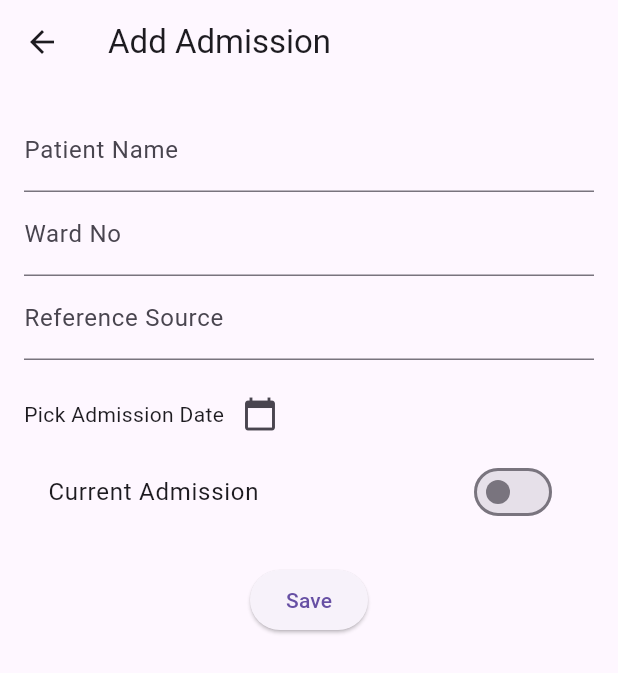
After one commit to roshaankhan10/Naya-Zehan---Patient-Database-Application, a Flutter app: the AdmissionsListScreen screen opened by its route, after a tap on the "add" icon, on a phone screen of 412 x 824 dp. The commit adds this screen. Shown: the top 673 px of the screen. Run offline on Flutter 3.47's test engine with Material 3 defaults, Android fonts, the phone set to English and light mode, and no system bars; our stand-ins replace shared_preferences; accounts and stored records are empty; network calls fail.

Commit message:
add admissions , current dmission working, next have to implement search functionality in admission through id. fifth push

```diff
--- /dev/null
+++ b/khidmat_mobile/lib/screens/add_admission_screen.dart
@@ -0,0 +1,111 @@
+import 'package:flutter/material.dart';
+import 'package:shared_preferences/shared_preferences.dart';
+import 'dart:convert';
+import 'package:http/http.dart' as http;
+
+class AddAdmissionScreen extends StatefulWidget {
+  final String hospitalId;
+
+  const AddAdmissionScreen({super.key, required this.hospitalId});
+
+  @override
+  State<AddAdmissionScreen> createState() => _AddAdmissionScreenState();
+}
+
+class _AddAdmissionScreenState extends State<AddAdmissionScreen> {
+  final _formKey = GlobalKey<FormState>();
+  final _wardController = TextEditingController();
+  final _refController = TextEditingController();
+  DateTime? _date;
+  bool _isCurrent = false;
+
+  Future<void> _submit() async {
+    if (!_formKey.currentState!.validate() || _date == null) return;
+
+    final prefs = await SharedPreferences.getInstance();
+    final token = prefs.getString('access_token');
+
+    final response = await http.post(
+      Uri.parse("http://127.0.0.1:8000/api/admissions/"),
+      headers: {
+        "Content-Type": "application/json",
+        "Authorization": "Bearer $token",
+      },
+      body: jsonEncode({
+        "patient": widget.hospitalId,
+        "date_of_admission": _date!.toIso8601String().split("T")[0],
+        "ward_no": _wardController.text,
+        "ref_source": _refController.text,
+        "is_current": _isCurrent,
+      }),
+    );
+
+    if (response.statusCode == 201) {
+      Navigator.pop(context, true);
+    } else {
+      ScaffoldMessenger.of(context).showSnackBar(
+        SnackBar(content: Text("Failed: ${response.body}")),
+      );
+    }
+  }
+
+  @override
+  Widget build(BuildContext context) {
+    return Scaffold(
+      appBar: AppBar(title: const Text("Add Admission")),
+      body: Padding(
+        padding: const EdgeInsets.all(16),
+        child: Form(
+          key: _formKey,
+          child: Column(
+            children: [
+              TextFormField(
+                controller: _refController,
+                decoration: const InputDecoration(labelText: "Patient Name"),
+              ),
+              TextFormField(
+                controller: _wardController,
+                decoration: const InputDecoration(labelText: "Ward No"),
+                validator: (v) => v == null || v.isEmpty ? "Required" : null,
+              ),
+              TextFormField(
+                controller: _refController,
+                decoration: const InputDecoration(labelText: "Reference Source"),
+              ),
+              const SizedBox(height: 12),
+              Row(
+                children: [
+                  Text(_date == null
+                      ? "Pick Admission Date"
+                      : "Date: ${_date!.toLocal()}".split(' ')[0]),
+                  IconButton(
+                    icon: const Icon(Icons.calendar_today),
+                    onPressed: () async {
+                      final picked = await showDatePicker(
+                        context: context,
+                        initialDate: DateTime.now(),
+                        firstDate: DateTime(2000),
+                        lastDate: DateTime(2100),
+                      );
+                      if (picked != null) setState(() => _date = picked);
+                    },
+                  )
+                ],
+              ),
+              SwitchListTile(
+                title: const Text("Current Admission"),
+                value: _isCurrent,
+                onChanged: (val) => setState(() => _isCurrent = val),
+              ),
+              const SizedBox(height: 20),
+              ElevatedButton(
+                onPressed: _submit,
+                child: const Text("Save"),
+              )
+            ],
+          ),
+        ),
+      ),
+    );
+  }
+}
--- /dev/null
+++ b/khidmat_mobile/lib/screens/admission_detail_screen.dart
@@ -0,0 +1,55 @@
+// admission_detail_screen.dart
+import 'package:flutter/material.dart';
+import 'package:shared_preferences/shared_preferences.dart';
+import 'package:http/http.dart' as http;
+
+class AdmissionDetailScreen extends StatelessWidget {
+  final Map<String, dynamic> admission;
+
+  const AdmissionDetailScreen({super.key, required this.admission});
+
+  Future<void> _deleteAdmission(BuildContext context) async {
+    final prefs = await SharedPreferences.getInstance();
+    final token = prefs.getString('access_token');
+
+    final response = await http.delete(
+      Uri.parse("http://127.0.0.1:8000/api/admissions/${admission['id']}/"),
+      headers: {"Authorization": "Bearer $token"},
+    );
+
+    if (response.statusCode == 204) {
+      Navigator.pop(context, true);
+    } else {
+      ScaffoldMessenger.of(context).showSnackBar(
+        const SnackBar(content: Text("Failed to delete admission")),
+      );
+    }
+  }
+
+  @override
+  Widget build(BuildContext context) {
+    return Scaffold(
+      appBar: AppBar(
+        title: const Text("Admission Detail"),
+        actions: [
+          IconButton(
+            icon: const Icon(Icons.delete),
+            onPressed: () => _deleteAdmission(context),
+          )
+        ],
+      ),
+      body: Padding(
+        padding: const EdgeInsets.all(16),
+        child: Column(
+          children: [
+            Text("Patient: ${admission['patient_name']}"),
+            Text("Ward No: ${admission['ward_no']}"),
+            Text("Date: ${admission['date_of_admission']}"),
+            Text("Ref Source: ${admission['ref_source'] ?? '-'}"),
+            Text("Current: ${admission['is_current'] ? "Yes" : "No"}"),
+          ],
+        ),
+      ),
+    );
+  }
+}
--- /dev/null
+++ b/khidmat_mobile/lib/screens/admissions_list_screen.dart
@@ -0,0 +1,88 @@
+// admissions_list_screen.dart
+import 'package:flutter/material.dart';
+import 'package:shared_preferences/shared_preferences.dart';
+import 'dart:convert';
+import 'package:http/http.dart' as http;
+import 'admission_detail_screen.dart';
+import 'add_admission_screen.dart';
+
+class AdmissionsListScreen extends StatefulWidget {
+  const AdmissionsListScreen({super.key});
+
+  @override
+  State<AdmissionsListScreen> createState() => _AdmissionsListScreenState();
+}
+
+class _AdmissionsListScreenState extends State<AdmissionsListScreen> {
+  List<dynamic> admissions = [];
+  bool _loading = true;
+
+  @override
+  void initState() {
+    super.initState();
+    _fetchAdmissions();
+  }
+
+  Future<void> _fetchAdmissions() async {
+    final prefs = await SharedPreferences.getInstance();
+    final token = prefs.getString('access_token');
+
+    final response = await http.get(
+      Uri.parse("http://127.0.0.1:8000/api/admissions/?is_current=true"),
+      headers: {"Authorization": "Bearer $token"},
+    );
+
+    if (response.statusCode == 200) {
+      setState(() {
+        admissions = jsonDecode(response.body);
+        _loading = false;
+      });
+    } else {
+      setState(() {
+        _loading = false;
+      });
+    }
+  }
+
+  @override
+  Widget build(BuildContext context) {
+    return Scaffold(
+      appBar: AppBar(
+        title: const Text("Current Admissions"),
+        actions: [
+          IconButton(
+            icon: const Icon(Icons.add),
+            onPressed: () async {
+              final added = await Navigator.push(
+                context,
+                MaterialPageRoute(builder: (_) => const AddAdmissionScreen(hospitalId: "")), // We’ll adjust this
+              );
+              if (added == true) _fetchAdmissions();
+            },
+          )
+        ],
+      ),
+      body: _loading
+          ? const Center(child: CircularProgressIndicator())
+          : ListView.builder(
+              itemCount: admissions.length,
+              itemBuilder: (context, index) {
+                final adm = admissions[index];
+                return ListTile(
+                  title: Text("${adm['patient_name']}"),
+                  subtitle: Text("Ward ${adm['ward_no']} | ${adm['date_of_admission']}"),
+                  trailing: const Icon(Icons.arrow_forward_ios),
+                  onTap: () {
+                    Navigator.push(
+                      context,
+                      MaterialPageRoute(
+                        builder: (_) => AdmissionDetailScreen(admission: adm),
+                      ),
+                    );
+                  },
+                );
+              },
+            ),
+    );
+  }
+}
--- a/khidmat_mobile/lib/screens/patient_detail_screen.dart
+++ b/khidmat_mobile/lib/screens/patient_detail_screen.dart
@@ -99,20 +99,35 @@ class _PatientDetailScreenState extends State<PatientDetailScreen> {
           IconButton(
             icon: const Icon(Icons.edit),
             onPressed: () async {
-              final updated = await Navigator.push(
+              final result = await Navigator.push(
                 context,
                 MaterialPageRoute(
-                  builder: (context) => EditPatientScreen(patient: patient!),
+                  builder: (_) => EditPatientScreen(patient: patient!),
                 ),
               );
-              if (updated == true) {
-                _refreshPatient();
+              if (result == true) {
+                await _refreshPatient();
               }
             },
           ),
           IconButton(
             icon: const Icon(Icons.delete),
-            onPressed: _deletePatient,
+            onPressed: () async {
+              final confirm = await showDialog<bool>(
+                context: context,
+                builder: (ctx) => AlertDialog(
+                  title: const Text("Delete Patient"),
+                  content: const Text("Are you sure you want to delete this patient?"),
+                  actions: [
+                    TextButton(onPressed: () => Navigator.of(ctx).pop(false), child: const Text("Cancel")),
+                    TextButton(onPressed: () => Navigator.of(ctx).pop(true), child: const Text("Delete")),
+                  ],
+                ),
+              );
+              if (confirm == true) {
+                await _deletePatient();
+              }
+            },
           ),
         ],
       ),
@@ -141,9 +156,54 @@ class _PatientDetailScreenState extends State<PatientDetailScreen> {
             _buildCard("Address", [
               _buildDetailRow("Address", patient!['address']),
             ]),
+            _buildAdmissionsSection(),
           ],
         ),
       ),
     );
   }
+  Widget _buildAdmissionsSection() {
+    final admissions = patient!['admissions'] ?? []; // <-- add ! here
+
+    if (admissions.isEmpty) {
+      return _buildCard("Admissions", [
+        const Text("No admissions found."),
+        ElevatedButton.icon(
+          onPressed: () {
+            Navigator.pushNamed(
+              context,
+              '/add_admission',
+              arguments: patient!['hospital_id'], // <-- add ! here
+            );
+          },
+          icon: const Icon(Icons.add),
+          label: const Text("Add Admission"),
+        )
+      ]);
+    }
+
+    return _buildCard("Admissions", [
+      ...admissions.map<Widget>((adm) {
+        return ListTile(
+          title: Text("Date: ${adm['date_of_admission']}"),
+          subtitle: Text("Ward: ${adm['ward_no']} | Ref: ${adm['ref_source'] ?? 'N/A'}"),
+          trailing: adm['is_current'] == true
+              ? const Icon(Icons.check_circle, color: Colors.green)
+              : null,
+        );
+      }).toList(),
+      ElevatedButton.icon(
+        onPressed: () {
+          Navigator.pushNamed(
+            context,
+            '/add_admission',
+            arguments: patient!['hospital_id'], // <-- add ! here
+          );
+        },
+        icon: const Icon(Icons.add),
+        label: const Text("Add Admission"),
+      )
+    ]);
+  }
+
 }
--- a/khidmat_mobile/lib/screens/patient_list_screen.dart
+++ b/khidmat_mobile/lib/screens/patient_list_screen.dart
@@ -103,6 +103,12 @@ class _PatientListScreenState extends State<PatientListScreen> {
             },
           ),
           IconButton(
+            icon: const Icon(Icons.people),
+            onPressed: () {
+              Navigator.pushNamed(context, '/admissions');
+            },
+          ),
+          IconButton(
             icon: const Icon(Icons.logout),
             onPressed: _logout,
           ),
```
Also changed, not shown: khidmat_mobile/lib/main.dart (+12 -0 lines).
